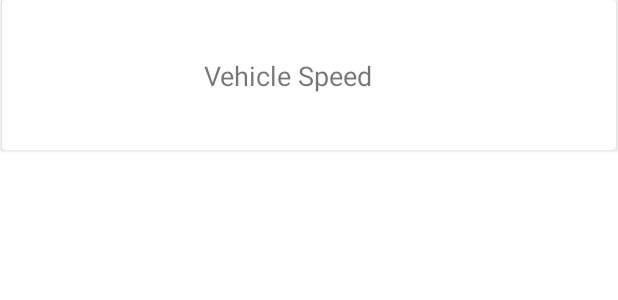
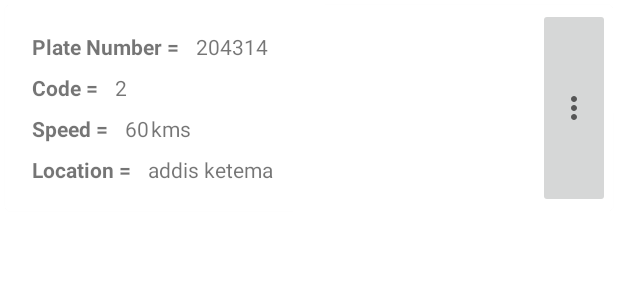
Before and after one commit to amanuelgithub/EVCS-System-Mobile-App-, an Android app: the layout item_notification.xml on its own in the app's theme, with its tools: preview values and no code run, on a phone screen of 412 x 824 dp. Shown: the top 300 px of the screen. Run offline under Robolectric (Android 15) with nearby library versions, the phone set to English and light mode, and no system bars.

Commit message:
[fixed previous AppDatabase issue by adding dependencies][Issue: RecyclerView is hidden by the BottomNavView and AppActionBar][Dependency injection is used for DatabaseModules]

```diff
--- a/app/src/main/java/com/amanuel/evscsystem/ui/notification/NotificationAdapter.kt
+++ b/app/src/main/java/com/amanuel/evscsystem/ui/notification/NotificationAdapter.kt
@@ -28,7 +28,10 @@ class NotificationAdapter :
         fun bind(notification: Notification) {
             binding.apply {
                 // @todo: bind the view with the notifications data
-                speedTextView.setText(notification.speed)
+                plateNoTextView.setText(notification.plateNumber.toString())
+                // include vehicle code
+                vehicleSpeedTextView.setText(notification.speed.toString())
+                locationTextView.setText(notification.location.toString())
             }
         }
     }
--- /dev/null
+++ b/app/src/main/res/drawable/ic_baseline_more_vert_24.xml
@@ -0,0 +1,10 @@
+<vector xmlns:android="http://schemas.android.com/apk/res/android"
+    android:width="24dp"
+    android:height="24dp"
+    android:viewportWidth="24"
+    android:viewportHeight="24"
+    android:tint="?attr/colorControlNormal">
+  <path
+      android:fillColor="@android:color/white"
+      android:pathData="M12,8c1.1,0 2,-0.9 2,-2s-0.9,-2 -2,-2 -2,0.9 -2,2 0.9,2 2,2zM12,10c-1.1,0 -2,0.9 -2,2s0.9,2 2,2 2,-0.9 2,-2 -0.9,-2 -2,-2zM12,16c-1.1,0 -2,0.9 -2,2s0.9,2 2,2 2,-0.9 2,-2 -0.9,-2 -2,-2z"/>
+</vector>
--- a/app/src/main/res/layout/item_notification.xml
+++ b/app/src/main/res/layout/item_notification.xml
@@ -1,34 +1,117 @@
 <?xml version="1.0" encoding="utf-8"?>
-<androidx.constraintlayout.widget.ConstraintLayout xmlns:android="http://schemas.android.com/apk/res/android"
+<com.google.android.material.card.MaterialCardView xmlns:android="http://schemas.android.com/apk/res/android"
     xmlns:app="http://schemas.android.com/apk/res-auto"
     xmlns:tools="http://schemas.android.com/tools"
     android:layout_width="match_parent"
-    android:layout_height="match_parent">
-
-    <androidx.cardview.widget.CardView
-        android:layout_width="409dp"
-        android:layout_height="100dp"
-        app:layout_constraintEnd_toEndOf="parent"
-        app:layout_constraintStart_toStartOf="parent"
-        app:layout_constraintTop_toTopOf="parent">
+    android:layout_height="wrap_content"
+    android:layout_margin="3dp">
 
     <androidx.constraintlayout.widget.ConstraintLayout
         android:layout_width="match_parent"
-            android:layout_height="match_parent">
+        android:layout_height="match_parent"
+        android:padding="2dp">
 
         <TextView
-                android:id="@+id/speed_text_view"
+            android:id="@+id/textView11"
             android:layout_width="wrap_content"
             android:layout_height="wrap_content"
-                android:text="Vehicle Speed"
-                android:textSize="18dp"
+            android:layout_marginStart="16dp"
+            android:layout_marginTop="16dp"
+            android:text="Plate Number = "
+            android:textStyle="bold"
+            app:layout_constraintStart_toStartOf="parent"
+            app:layout_constraintTop_toTopOf="parent" />
+
+        <TextView
+            android:id="@+id/vehicle_speed_text_view"
+            android:layout_width="wrap_content"
+            android:layout_height="wrap_content"
+            android:layout_marginStart="8dp"
+            android:text="60"
+            app:layout_constraintBaseline_toBaselineOf="@+id/textView4"
+            app:layout_constraintStart_toEndOf="@+id/textView4" />
+
+        <TextView
+            android:id="@+id/textView4"
+            android:layout_width="wrap_content"
+            android:layout_height="wrap_content"
+            android:layout_marginStart="16dp"
+            android:layout_marginTop="8dp"
+            android:text="Speed = "
+            android:textStyle="bold"
+            app:layout_constraintStart_toStartOf="parent"
+            app:layout_constraintTop_toBottomOf="@+id/textView12" />
+
+        <TextView
+            android:id="@+id/textView7"
+            android:layout_width="wrap_content"
+            android:layout_height="wrap_content"
+            android:layout_marginStart="1dp"
+            android:text="kms"
+            app:layout_constraintBaseline_toBaselineOf="@+id/vehicle_speed_text_view"
+            app:layout_constraintStart_toEndOf="@+id/vehicle_speed_text_view" />
+
+        <TextView
+            android:id="@+id/plate_no_text_view"
+            android:layout_width="wrap_content"
+            android:layout_height="wrap_content"
+            android:layout_marginStart="8dp"
+            android:text="204314"
+            app:layout_constraintBaseline_toBaselineOf="@+id/textView11"
+            app:layout_constraintStart_toEndOf="@+id/textView11" />
+
+        <TextView
+            android:id="@+id/vehicle_code_text_view"
+            android:layout_width="0dp"
+            android:layout_height="wrap_content"
+            android:layout_marginStart="8dp"
+            android:text="2"
+            app:layout_constraintBaseline_toBaselineOf="@+id/textView12"
+            app:layout_constraintStart_toEndOf="@+id/textView12" />
+
+        <TextView
+            android:id="@+id/textView15"
+            android:layout_width="wrap_content"
+            android:layout_height="wrap_content"
+            android:layout_marginStart="16dp"
+            android:layout_marginTop="8dp"
+            android:layout_marginBottom="16dp"
+            android:text="Location = "
+            android:textStyle="bold"
+            app:layout_constraintBottom_toBottomOf="parent"
+            app:layout_constraintStart_toStartOf="parent"
+            app:layout_constraintTop_toBottomOf="@+id/textView4" />
+
+        <TextView
+            android:id="@+id/location_text_view"
+            android:layout_width="wrap_content"
+            android:layout_height="wrap_content"
+            android:layout_marginStart="8dp"
+            android:text="addis ketema"
+            app:layout_constraintBaseline_toBaselineOf="@+id/textView15"
+            app:layout_constraintStart_toEndOf="@+id/textView15" />
+
+        <TextView
+            android:id="@+id/textView12"
+            android:layout_width="wrap_content"
+            android:layout_height="wrap_content"
+            android:layout_marginStart="16dp"
+            android:layout_marginTop="8dp"
+            android:text="Code = "
+            android:textStyle="bold"
+            app:layout_constraintStart_toStartOf="parent"
+            app:layout_constraintTop_toBottomOf="@+id/textView11" />
+
+        <ImageButton
+            android:id="@+id/imageButton3"
+            android:layout_width="wrap_content"
+            android:layout_height="0dp"
             app:layout_constraintBottom_toBottomOf="parent"
             app:layout_constraintEnd_toEndOf="parent"
-                app:layout_constraintHorizontal_bias="0.454"
-                app:layout_constraintStart_toStartOf="parent"
-                app:layout_constraintTop_toTopOf="parent" />
+            app:layout_constraintTop_toTopOf="parent"
+            app:srcCompat="@drawable/ic_baseline_more_vert_24" />
+
     </androidx.constraintlayout.widget.ConstraintLayout>
 
 
-    </androidx.cardview.widget.CardView>
-</androidx.constraintlayout.widget.ConstraintLayout>
+</com.google.android.material.card.MaterialCardView>
```
Also changed, not shown: app/build.gradle (+8 -0 lines), app/src/main/assets/notifications.json (+66 -0 lines). Lines whose indentation alone changed are shown as unchanged.
